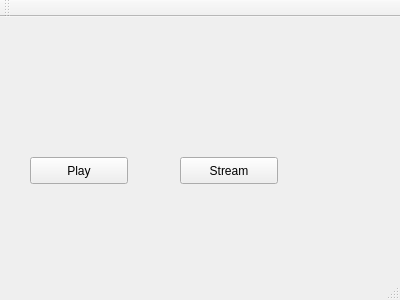
This is mainwindow.ui in lasitha1991/VLC-Security-IP-Solution as Qt 5 draws it before an edit. The edited form follows.
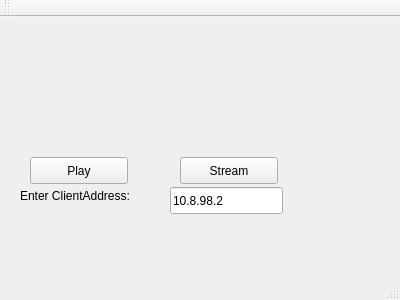
This is the edited form.

Diff of the .ui file:
```diff
--- a/mainwindow.ui
+++ b/mainwindow.ui
@@ -50,6 +50,32 @@
      <string>Stream</string>
     </property>
    </widget>
+   <widget class="QLineEdit" name="txtClientAddr">
+    <property name="geometry">
+     <rect>
+      <x>170</x>
+      <y>170</y>
+      <width>113</width>
+      <height>27</height>
+     </rect>
+    </property>
+    <property name="text">
+     <string>10.8.98.2</string>
+    </property>
+   </widget>
+   <widget class="QLabel" name="labelClientAddr">
+    <property name="geometry">
+     <rect>
+      <x>20</x>
+      <y>170</y>
+      <width>151</width>
+      <height>17</height>
+     </rect>
+    </property>
+    <property name="text">
+     <string>Enter ClientAddress:</string>
+    </property>
+   </widget>
   </widget>
   <widget class="QMenuBar" name="menuBar">
    <property name="geometry">
```
